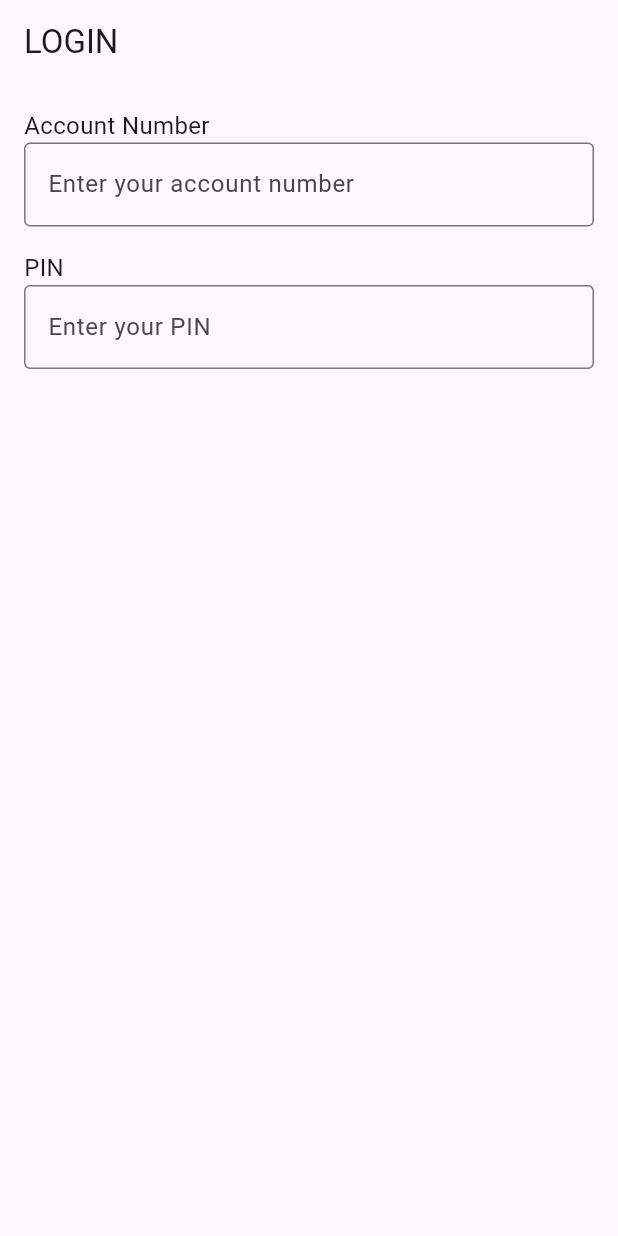
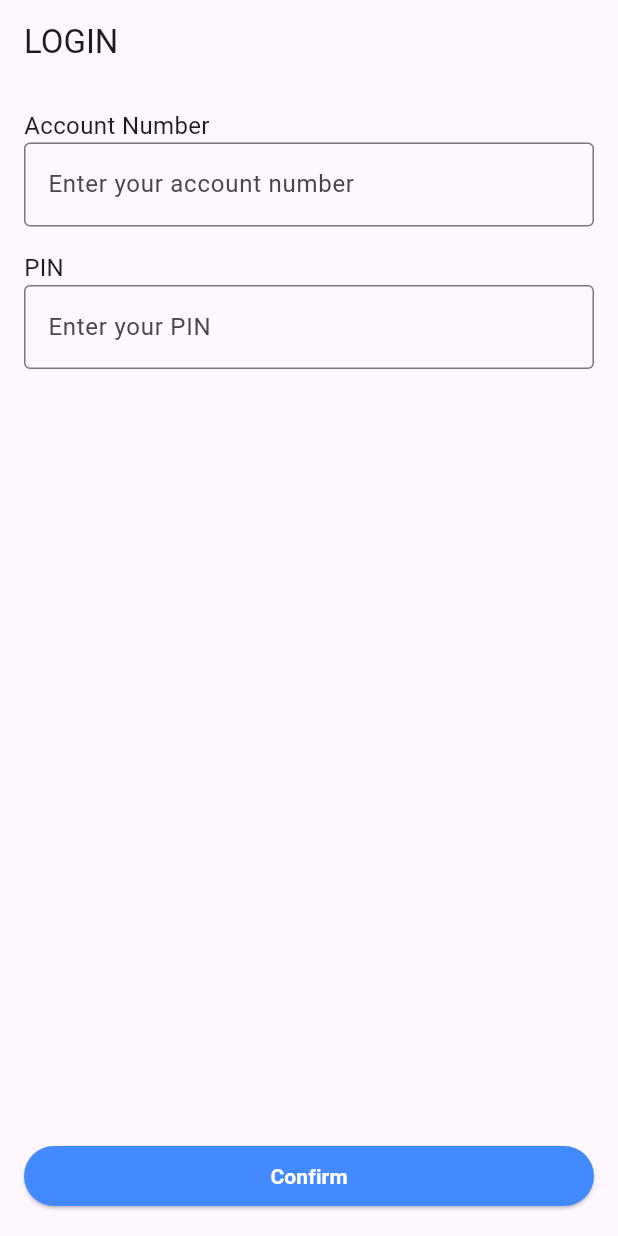
Before and after one commit to Bonginkosi-BBT97/BankingApp, a Flutter app: the screen it shows after launch, on a phone screen of 412 x 824 dp. Run offline on Flutter 3.47's test engine with Material 3 defaults, Android fonts, the phone set to English and light mode, and no system bars.

Commit message:
Added a the confirm button component

```diff
--- /dev/null
+++ b/lib/authentication/view/confirm_button.dart
@@ -0,0 +1,25 @@
+import 'package:flutter/material.dart';
+
+class ConfirmButton extends StatelessWidget {
+  final VoidCallback onPressed; // Callback for button press
+
+  const ConfirmButton({required this.onPressed, Key? key}) : super(key: key);
+
+  @override
+  Widget build(BuildContext context) {
+    return SizedBox(
+      width: double.infinity, // Makes the button fill the width of the screen
+      child: ElevatedButton(
+        onPressed: onPressed,
+        style: ElevatedButton.styleFrom(
+          backgroundColor: Colors.blueAccent,
+        ),
+        child: const Text('Confirm',
+        style: TextStyle(
+          color: Colors.white,
+          fontWeight: FontWeight.bold,
+        ),),
+      ),
+    );
+  }
+}
--- a/lib/authentication/view/LoginScreen.dart
+++ b/lib/authentication/view/login_screen.dart
@@ -1,4 +1,5 @@
 import 'package:flutter/material.dart';
+import 'confirm_button.dart';
 
 
 class LoginScreen extends StatelessWidget {
@@ -41,7 +42,15 @@ final TextEditingController pinController =  TextEditingController();
           border: OutlineInputBorder(),
           hintText: 'Enter your PIN',
         ),
-      )
+      ),
+      const Spacer(),
+      ConfirmButton(
+        onPressed: () {
+          final account = accountController.text;
+          final pin = pinController.text;
+          print('Account: $account, PIN: $pin');
+        }
+      ),
     ],
    ),
    ),
--- a/lib/main.dart
+++ b/lib/main.dart
@@ -1,6 +1,6 @@
 import 'dart:math';
 
-import 'package:banking_app/authentication/view/LoginScreen.dart';
+import 'package:banking_app/authentication/view/login_screen.dart';
 import 'package:flutter/material.dart';
 
 void main() {
```
